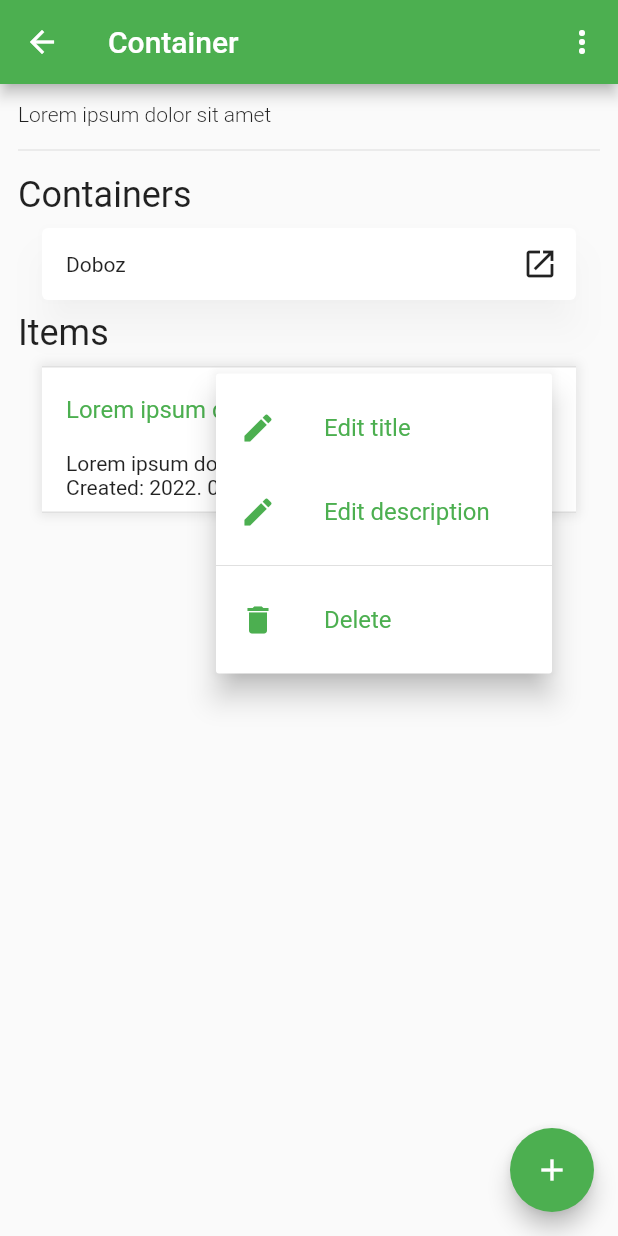
After one commit to skornel02/qr-smartstorage, a Flutter app: the ContainerPage screen opened directly, after a tap on "Lorem ipsum dolor sit amet", after a tap on the "more vert" icon, on a phone screen of 412 x 824 dp. The commit adds this screen. Run offline on Flutter 3.47's test engine with Material 2 defaults, Android fonts, the light colour scheme and no system bars; our stand-ins replace bloc, equatable, firebase_auth, firebase_core, flutter_bloc, flutter_signin_button and 3 more; missing offline and left inert: prompt_dialog; accounts and stored records are empty.

Commit message:
Added basic widgets

```diff
--- a/lib/main.dart
+++ b/lib/main.dart
@@ -16,9 +16,9 @@ class MyApp extends StatelessWidget {
   @override
   Widget build(BuildContext context) {
     return MaterialApp(
-      title: 'Flutter Demo',
+      title: 'QR Smart Storage',
       theme: ThemeData(
-        primarySwatch: Colors.blue,
+        primarySwatch: Colors.green,
       ),
       home: BlocProvider(
         create: (context) => GoogleBloc(),
--- /dev/null
+++ b/lib/widgets/container_card.dart
@@ -0,0 +1,26 @@
+import 'package:flutter/cupertino.dart';
+import 'package:flutter/material.dart';
+
+class ContainerCard extends StatelessWidget {
+  @override
+  Widget build(BuildContext context) {
+    return Card(
+      elevation: 10.0,
+      shadowColor: Colors.black.withAlpha(40),
+      margin: EdgeInsets.symmetric(horizontal: 16.0),
+      child: Row(
+        mainAxisAlignment: MainAxisAlignment.spaceBetween,
+        children: [
+          Padding(
+            padding: const EdgeInsets.only(left: 16.0),
+            // TODO: Get container name
+            child: Text('Doboz'),
+          ),
+          IconButton(
+            // TODO: Send user to Container page on button press
+              onPressed: () => print('Pressed'), icon: Icon(Icons.launch)),
+        ],
+      ),
+    );
+  }
+}
--- /dev/null
+++ b/lib/widgets/dropdown_menu.dart
@@ -0,0 +1,27 @@
+import 'package:flutter/material.dart';
+
+PopupMenuButton dropDownMenu = PopupMenuButton(
+  itemBuilder: (context) => _menuItems,
+);
+
+List<PopupMenuEntry> _menuItems = [
+  const PopupMenuItem(
+    child: ListTile(
+      leading: Icon(Icons.edit),
+      title: Text('Edit title'),
+    ),
+  ),
+  const PopupMenuItem(
+    child: ListTile(
+      leading: Icon(Icons.edit),
+      title: Text('Edit description'),
+    ),
+  ),
+  const PopupMenuDivider(),
+  const PopupMenuItem(
+    child: ListTile(
+      leading: Icon(Icons.delete),
+      title: Text('Delete'),
+    ),
+  ),
+];
--- /dev/null
+++ b/lib/widgets/item_accordion.dart
@@ -0,0 +1,61 @@
+import 'package:flutter/material.dart';
+import 'package:qr_smartstorage/widgets/dropdown_menu.dart';
+
+class ItemAccordion extends StatelessWidget {
+  final bool showParentContainer;
+
+  ItemAccordion({required this.showParentContainer});
+
+  @override
+  Widget build(BuildContext context) {
+    return Container(
+      margin: EdgeInsets.symmetric(horizontal: 16.0),
+      decoration: BoxDecoration(
+        color: Colors.white,
+        boxShadow: [
+          BoxShadow(
+            color: Colors.black.withAlpha(20),
+            blurRadius: 5,
+            spreadRadius: 2,
+          )
+        ],
+      ),
+      child: ExpansionTile(
+        title:
+            // TODO: Get item name
+            Text('Lorem ipsum dolor sit amet'),
+        children: [
+          Padding(
+            padding:
+                const EdgeInsets.only(left: 16.0, right: 16.0, bottom: 8.0),
+            child: Column(
+              children: [
+                Row(children: [Text('Lorem ipsum dolor sit amet')]),
+                Row(
+                  children: [
+                    Text('Created: 2022. 04. 07. 19:02:23'),
+                  ],
+                ),
+                showParentContainer
+                    ? Row(
+                        children: [
+                          // TODO: Get parent container name
+                          Text('In BuksiSzekrény'),
+                          // TODO: Send user to container page
+                          IconButton(
+                            onPressed: () => print('Pressed'),
+                            icon: Icon(Icons.launch),
+                          ),
+                        ],
+                      )
+                    : SizedBox.shrink(),
+              ],
+            ),
+          ),
+        ],
+        initiallyExpanded: false,
+        trailing: dropDownMenu,
+      ),
+    );
+  }
+}
--- /dev/null
+++ b/lib/widgets/pages/container_page.dart
@@ -0,0 +1,51 @@
+import 'package:flutter/material.dart';
+import 'package:qr_smartstorage/widgets/container_card.dart';
+import 'package:qr_smartstorage/widgets/item_accordion.dart';
+import 'package:qr_smartstorage/widgets/dropdown_menu.dart';
+
+class ContainerPage extends StatelessWidget {
+  @override
+  Widget build(BuildContext context) {
+    return Scaffold(
+      appBar: AppBar(
+        // TODO: Get container name
+        title: Text('Container'),
+        actions: [
+          dropDownMenu,
+        ],
+      ),
+      body: Padding(
+        padding: const EdgeInsets.all(12.0),
+        child: Wrap(
+          runSpacing: 8.0,
+          children: [
+            // TODO: Get description
+            Text(
+              'Lorem ipsum dolor sit amet',
+              style: TextStyle(fontWeight: FontWeight.w300),
+            ),
+            Divider(),
+            // TODO: Get all containers and items
+            Text(
+              'Containers',
+              style: TextStyle(
+                fontSize: 24,
+              ),
+            ),
+            ContainerCard(),
+            Text(
+              'Items',
+              style: TextStyle(fontSize: 24),
+            ),
+            ItemAccordion(showParentContainer: false),
+          ],
+        ),
+      ),
+      floatingActionButton: FloatingActionButton(
+        // TODO: Implement add new stuff functionality
+        onPressed: () => print('Pressed'),
+        child: Icon(Icons.add),
+      ),
+    );
+  }
+}
```
Also changed, not shown: lib/widgets/pages/home_page.dart (added, +56 -0 lines).
